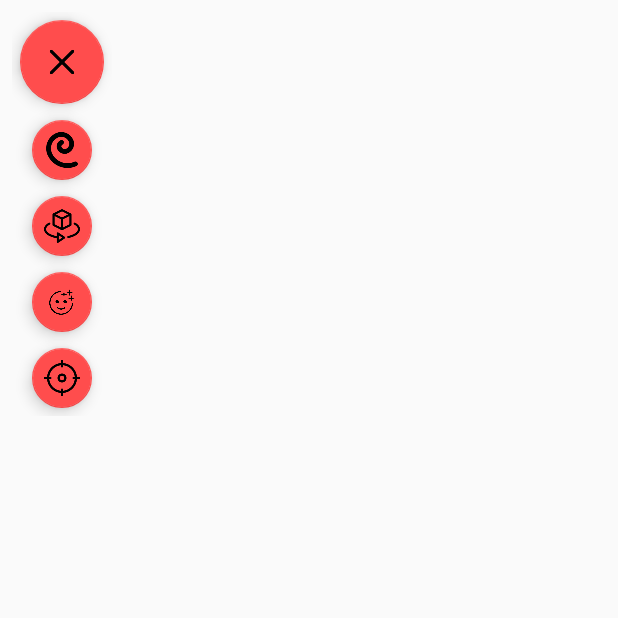
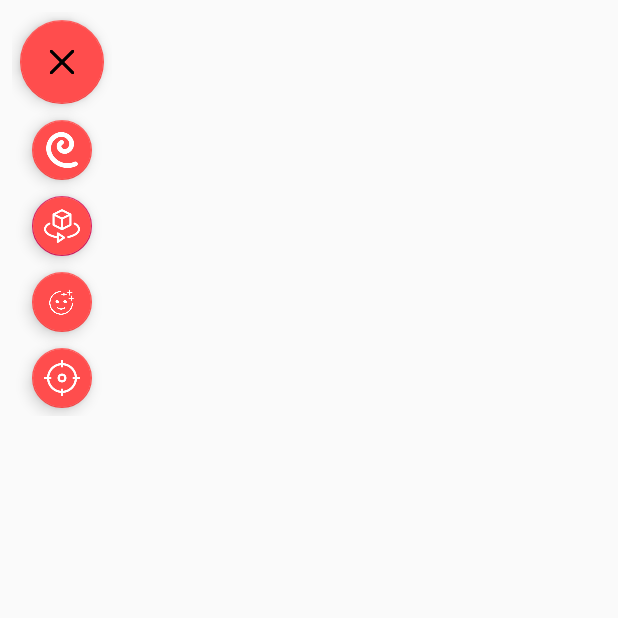
Before and after one commit to kirtan32/kamChaluChhe, an Android app: the screen it shows after launch (MainActivity), after a tap on an icon or button, on a phone screen of 412 x 824 dp, the top half of it. Run offline under Robolectric (Android 15) with nearby library versions, the phone set to English and light mode, and no system bars; libraries missing offline, so code that uses them is left out: com.google.ar.core, com.google.ar.sceneform; 3 statements that could not run were skipped; 2 other taps on this screen came first.

Commit message:
Menu Icon Tint Change

```diff
--- a/app/src/main/java/com/example/augmentedreality/Modules/ObjectPlacer/ObjectPlacer.java
+++ b/app/src/main/java/com/example/augmentedreality/Modules/ObjectPlacer/ObjectPlacer.java
@@ -43,7 +43,7 @@ public class ObjectPlacer extends Fragment implements View.OnClickListener{
             // Inflate the layout for this fragment
             View view  = inflater.inflate(R.layout.fragment_object_placer, container, false);
 
-//            initData();
+            initData();
 //         initRecyleView();
             //Fetchting the instance of arFragment ID in XML
             arFragment = (ArFragment) getFragmentManager().findFragmentById(R.id.arFragment);
@@ -67,18 +67,18 @@ public class ObjectPlacer extends Fragment implements View.OnClickListener{
 
     }
 
-//    private void initData() {
-//        objectCycle = new ArrayList<>();
-//
-//        objectCycle.add(R.drawable.burger);
-//        objectCycle.add(R.drawable.oldcar);
-//        objectCycle.add(R.drawable.ufo);
-//        objectCycle.add(R.drawable.coffee);
-//        objectCycle.add(R.drawable.burger);
-//        objectCycle.add(R.drawable.oldcar);
-//        objectCycle.add(R.drawable.ufo);
-//
-//    }
+    private void initData() {
+        objectCycle = new ArrayList<>();
+
+        objectCycle.add(R.drawable.burger);
+        objectCycle.add(R.drawable.oldcar);
+        objectCycle.add(R.drawable.ufo);
+        objectCycle.add(R.drawable.coffee);
+        objectCycle.add(R.drawable.burger);
+        objectCycle.add(R.drawable.oldcar);
+        objectCycle.add(R.drawable.ufo);
+
+    }
 
 
 
--- a/app/src/main/res/layout/fragment_menu.xml
+++ b/app/src/main/res/layout/fragment_menu.xml
@@ -32,8 +32,8 @@
             android:layout_height="wrap_content"
             android:layout_margin="5dp"
             android:background="@color/colorPrimary"
-            android:foregroundTint="@color/white"
             android:src="@drawable/doodler_icon"
+            android:tint="@color/white"
             app:backgroundTint="@color/colorPrimary"
             app:fabSize="mini" />
 
@@ -45,7 +45,7 @@
             android:background="@color/colorPrimary"
             android:backgroundTint="@color/colorPrimary"
             android:src="@drawable/object_placer"
-            app:backgroundTint="@color/colorPrimary"
+            android:tint="@color/white"
             app:fabSize="mini" />
 
         <com.google.android.material.floatingactionbutton.FloatingActionButton
@@ -54,8 +54,8 @@
             android:layout_height="wrap_content"
             android:layout_margin="5dp"
             android:background="@color/colorPrimary"
-            android:foregroundTint="@color/white"
             android:src="@drawable/face_icon"
+            android:tint="@color/white"
             app:backgroundTint="@color/colorPrimary"
             app:fabSize="mini" />
 
@@ -65,10 +65,10 @@
             android:layout_height="wrap_content"
             android:layout_margin="5dp"
             android:background="@color/colorPrimary"
-            android:foregroundTint="@color/white"
             android:src="@drawable/funmode_icon"
             app:backgroundTint="@color/colorPrimary"
-            app:fabSize="mini" />
+            app:fabSize="mini"
+            android:tint="@color/white"/>
 
     </LinearLayout>
 
```
